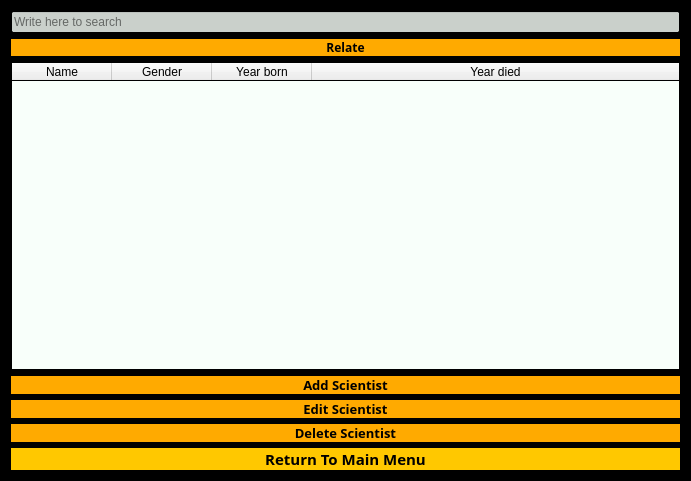
Qt form scientistswindow.ui (stefanv15/verklegtNamskeid_skil3) before a commit.
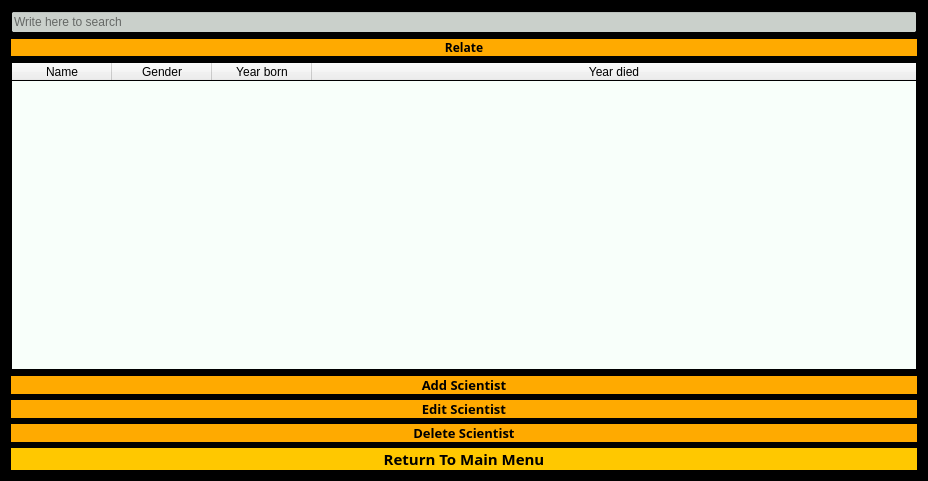
The same form after that commit.

```diff
--- a/scientistswindow.ui
+++ b/scientistswindow.ui
@@ -6,7 +6,7 @@
    <rect>
     <x>0</x>
     <y>0</y>
-    <width>691</width>
+    <width>928</width>
     <height>481</height>
    </rect>
   </property>
```
